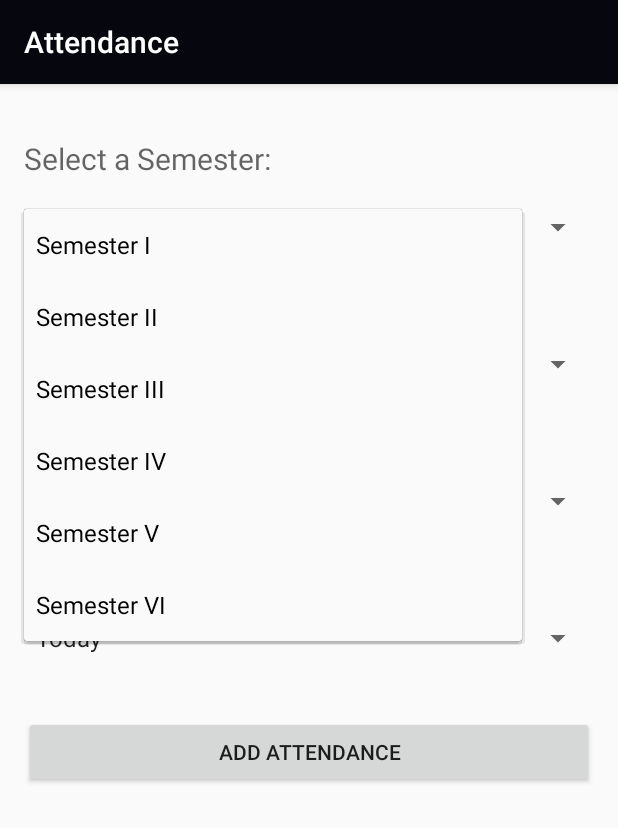
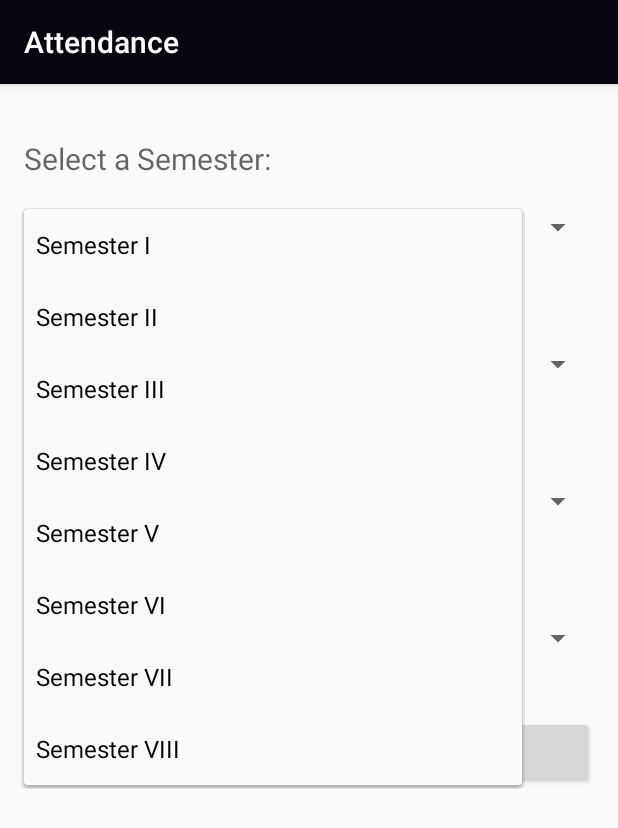
Before and after one commit to rishabhj126/Java-Project, an Android app: the AttendActivity screen opened directly, with no data from a screen before it, after a tap on "Semester I", on a phone screen of 412 x 824 dp. Shown: the top 828 px of the screen. Run offline under Robolectric (Android 15) with nearby library versions, the phone set to English and light mode, and no system bars.

```diff
--- a/app/src/main/java/com/alleviate/attendence/AttendActivity.java
+++ b/app/src/main/java/com/alleviate/attendence/AttendActivity.java
@@ -87,6 +87,19 @@ public class AttendActivity extends AppCompatActivity {
                     case 3:
                         subject_array = R.array.sem4_subject;
                         break;
+                    case 4:
+                        subject_array = R.array.sem5_subject;
+                        break;
+                    case 5:
+                        subject_array = R.array.sem6_subject;
+                        break;
+                    case 6:
+                        subject_array = R.array.sem7_subject;
+                        break;
+                    case 7:
+                        subject_array = R.array.sem8_subject;
+                        break;
+
                     default:
                         subject_array = R.array.sem1_subject;
                         break;
--- a/app/src/main/res/values/strings.xml
+++ b/app/src/main/res/values/strings.xml
@@ -13,12 +13,15 @@
         <item>Semester IV</item>
         <item>Semester V</item>
         <item>Semester VI</item>
+        <item>Semester VII</item>
+        <item>Semester VIII</item>
     </array>
 
     <array name="year">
         <item>First Year</item>
         <item>Second Year</item>
         <item>Third Year</item>
+        <item>Fourth Year</item>
     </array>
 
     <array name="sem1_subject">
@@ -53,11 +56,43 @@
         <item>Subject 20</item>
     </array>
 
+    <array name="sem5_subject">
+        <item>Subject 21</item>
+        <item>Subject 22</item>
+        <item>Subject 23</item>
+        <item>Subject 24</item>
+        <item>Subject 25</item>
+    </array>
+
+    <array name="sem6_subject">
+        <item>Subject 26</item>
+        <item>Subject 27</item>
+        <item>Subject 28</item>
+        <item>Subject 29</item>
+        <item>Subject 30</item>
+    </array>
+
+    <array name="sem7_subject">
+        <item>Subject 31</item>
+        <item>Subject 32</item>
+        <item>Subject 33</item>
+        <item>Subject 34</item>
+        <item>Subject 35</item>
+    </array>
+
+    <array name="sem8_subject">
+        <item>Subject 36</item>
+        <item>Subject 37</item>
+        <item>Subject 38</item>
+        <item>Subject 39</item>
+        <item>Subject 40</item>
+    </array>
+
     <array name="teacher">
-        <item>Prof. ABC</item>
-        <item>Prof. PQR</item>
-        <item>Prof. XYZ</item>
-        <item>Prof. LMN</item>
+        <item>Prof. Anjani Kumar</item>
+        <item>Prof. Shobha Rai</item>
+        <item>Prof. Sachin Kumar</item>
+        <item>Prof. Harendra Singh</item>
     </array>
 
     <array name="date">
```
